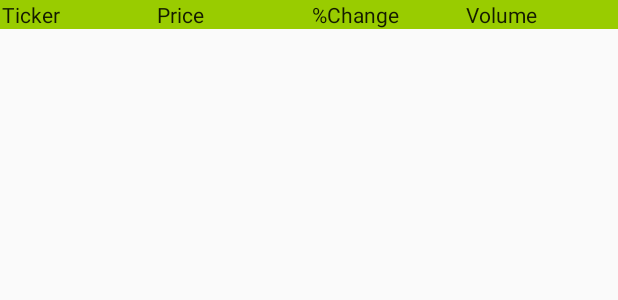
After one commit to aleontsev/usstock, an Android app: the layout recyclerview_header.xml on its own in the app's theme, with its tools: preview values and no code run, on a phone screen of 412 x 824 dp. The commit adds this screen. Shown: the top 300 px of the screen. Run offline under Robolectric (Android 15) with nearby library versions, the phone set to English and light mode, and no system bars.

Commit message:
1. Made ticker price %change volume columns
2. Made Header Row ticker price %change voulme columns

3. Made Descending order by %change

4. Adding viewBinging in mainActivity

```diff
--- a/app/build.gradle
+++ b/app/build.gradle
@@ -24,11 +24,16 @@ android {
         }
     }
 
+    viewBinding {
+        enabled = true
+    }
+
     // other configuration (buildTypes, defaultConfig, etc.)
 
     packagingOptions {
         exclude 'META-INF/atomicfu.kotlin_module'
     }
+
 
 }
 
--- a/app/src/main/java/com/doitnowcompany/usstockscanner/db/dao/TickerDao.kt
+++ b/app/src/main/java/com/doitnowcompany/usstockscanner/db/dao/TickerDao.kt
@@ -14,7 +14,7 @@ interface TickerDao {
     // Always holds/caches latest version of data. Notifies its active observers when the
     // data has changed. Since we are getting all the contents of the database,
     // we are notified whenever any of the database contents have changed.
-    @Query("SELECT * from ticker_table ORDER BY change ASC")
+    @Query("SELECT * from ticker_table ORDER BY change DESC")
     fun getAlphabetizedTickers(): LiveData<List<TickerEntity>>
 
     @Insert(onConflict = OnConflictStrategy.IGNORE)
--- a/app/src/main/java/com/doitnowcompany/usstockscanner/network/TickerData.kt
+++ b/app/src/main/java/com/doitnowcompany/usstockscanner/network/TickerData.kt
@@ -5,9 +5,9 @@ import com.squareup.moshi.Json
 data class TickerData(
     @Json(name = "symbol")
     val ticker: String = "TSLA",
+    @Json(name = "latestUpdate")
+    val time: String = "01",
     @Json(name = "latestPrice")
-    val time: String = "01",
-    @Json(name = "latestUpdate")
     val last_price: Double? = 1.00,
     @Json(name = "volume")
     val volume: Int? = 100,
--- a/app/src/main/res/layout/activity_main.xml
+++ b/app/src/main/res/layout/activity_main.xml
@@ -5,12 +5,17 @@
     android:layout_width="match_parent"
     android:layout_height="match_parent">
 
+
     <androidx.recyclerview.widget.RecyclerView
         android:id="@+id/recyclerview"
         android:layout_width="0dp"
         android:layout_height="0dp"
+        android:layout_marginLeft="0dp"
+        android:layout_marginTop="0dp"
+        android:layout_marginRight="0dp"
         android:background="@android:color/darker_gray"
         app:layout_constraintBottom_toBottomOf="parent"
+        app:layout_constraintBottom_toTopOf="@id/scan"
         app:layout_constraintHorizontal_bias="0.0"
         app:layout_constraintLeft_toLeftOf="parent"
         app:layout_constraintRight_toRightOf="parent"
--- /dev/null
+++ b/app/src/main/res/layout/recyclerview_header.xml
@@ -0,0 +1,42 @@
+<?xml version="1.0" encoding="utf-8"?>
+<LinearLayout xmlns:android="http://schemas.android.com/apk/res/android"
+    android:layout_width="match_parent"
+    android:layout_height="wrap_content"
+    android:orientation="horizontal">
+
+    <TextView
+        android:id="@+id/ticker"
+        style="@style/ticker_title"
+        android:layout_height="match_parent"
+        android:layout_weight="1"
+        android:background="@android:color/holo_green_light"
+        android:text="@string/text_header_ticker"
+        android:textAlignment="viewStart" />
+
+    <TextView
+        android:id="@+id/price"
+        style="@style/ticker_title"
+        android:layout_height="wrap_content"
+        android:layout_weight="1"
+        android:background="@android:color/holo_green_light"
+        android:text="@string/text_header_price"
+        android:textAlignment="viewStart" />
+
+    <TextView
+        android:id="@+id/change"
+        style="@style/ticker_title"
+        android:layout_height="wrap_content"
+        android:layout_weight="1"
+        android:background="@android:color/holo_green_light"
+        android:text="@string/text_header_change"
+        android:textAlignment="viewStart" />
+
+    <TextView
+        android:id="@+id/volume"
+        style="@style/ticker_title"
+        android:layout_height="wrap_content"
+        android:layout_weight="1"
+        android:background="@android:color/holo_green_light"
+        android:text="@string/text_header_volume"
+        android:textAlignment="viewStart" />
+</LinearLayout>
--- /dev/null
+++ b/app/src/main/res/values/dimens.xml
@@ -0,0 +1,4 @@
+<?xml version="1.0" encoding="utf-8"?>
+<resources>
+    <dimen name="text_size">18sp</dimen>
+</resources>
--- a/app/src/main/res/values/strings.xml
+++ b/app/src/main/res/values/strings.xml
@@ -1,4 +1,9 @@
 <resources>
     <string name="app_name">usstockscanner</string>
     <string name="scan_button">Scan</string>
+    <string name="ticker_title">Ticker</string>
+    <string name="text_header_ticker">Ticker</string>
+    <string name="text_header_price">Price</string>
+    <string name="text_header_change">%Change</string>
+    <string name="text_header_volume">Volume</string>
 </resources>
--- a/build.gradle
+++ b/build.gradle
@@ -8,7 +8,7 @@ buildscript {
 
     }
     dependencies {
-        classpath 'com.android.tools.build:gradle:3.6.0'
+        classpath 'com.android.tools.build:gradle:4.0.0'
         classpath "org.jetbrains.kotlin:kotlin-gradle-plugin:$kotlin_version"
         // NOTE: Do not place your application dependencies here; they belong
         // in the individual module build.gradle files
```
Also changed, not shown: app/src/main/java/com/doitnowcompany/usstockscanner/ui/MainActivity.kt (+7 -3 lines), app/src/main/java/com/doitnowcompany/usstockscanner/ui/TickerListAdapter.kt (+47 -8 lines), app/src/main/res/layout/recyclerview_item.xml (+38 -10 lines), gradle/wrapper/gradle-wrapper.properties.
